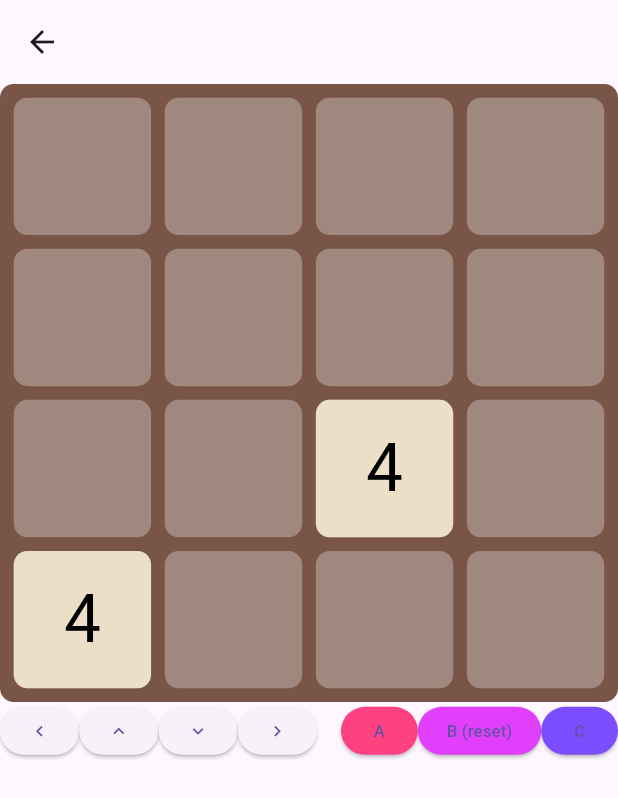
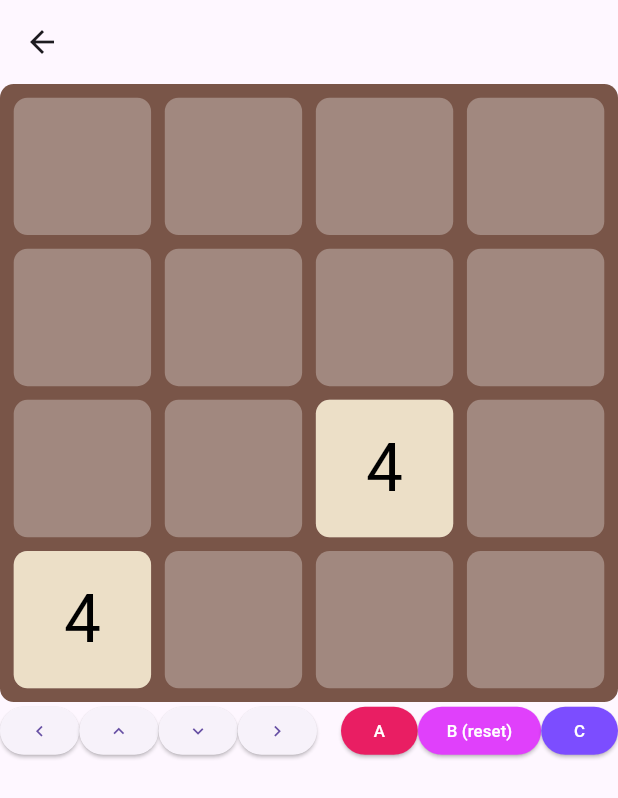
Before and after one commit to apfelsinecode/game-and-flutter, a Flutter app: the Game2048Screen screen opened directly, on a phone screen of 412 x 824 dp. Shown: the top 798 px of the screen. Run offline on Flutter 3.47's test engine with Material 3 defaults, Android fonts, the phone set to English and light mode, and no system bars; missing offline and left inert: segment_display.

Commit message:
set button color differently

```diff
--- a/lib/ball.dart
+++ b/lib/ball.dart
@@ -287,7 +287,8 @@ class _BallGameState extends State<BallGame> {
       onPressed: onPressed,
       child: icon,
       style: ElevatedButton.styleFrom(
-        primary: Colors.red,
+        backgroundColor: Colors.red,
+        foregroundColor: Colors.white,
       ),
     );
 
--- a/lib/game2048/Controls2048.dart
+++ b/lib/game2048/Controls2048.dart
@@ -48,21 +48,24 @@ class Controls2048 extends StatelessWidget {
             onPressed: () => onA(context),
             child: Text("A"),
             style: ElevatedButton.styleFrom(
-              primary: Colors.accents[1],
+              backgroundColor: Colors.primaries[1],
+              foregroundColor: Colors.white,
             ),
           ),
           ElevatedButton(
             onPressed: () => onB(context),
             child: Text("B (reset)"),
             style: ElevatedButton.styleFrom(
-              primary: Colors.accents[2],
+              backgroundColor: Colors.accents[2],
+              foregroundColor: Colors.white,
             ),
           ),
           ElevatedButton(
             onPressed: () => onC(context),
             child: Text("C"),
             style: ElevatedButton.styleFrom(
-                primary: Colors.accents[3],
+                backgroundColor: Colors.accents[3],
+                foregroundColor: Colors.white,
             ),
           ),
         ]
```
Also changed, not shown: pubspec.lock.
